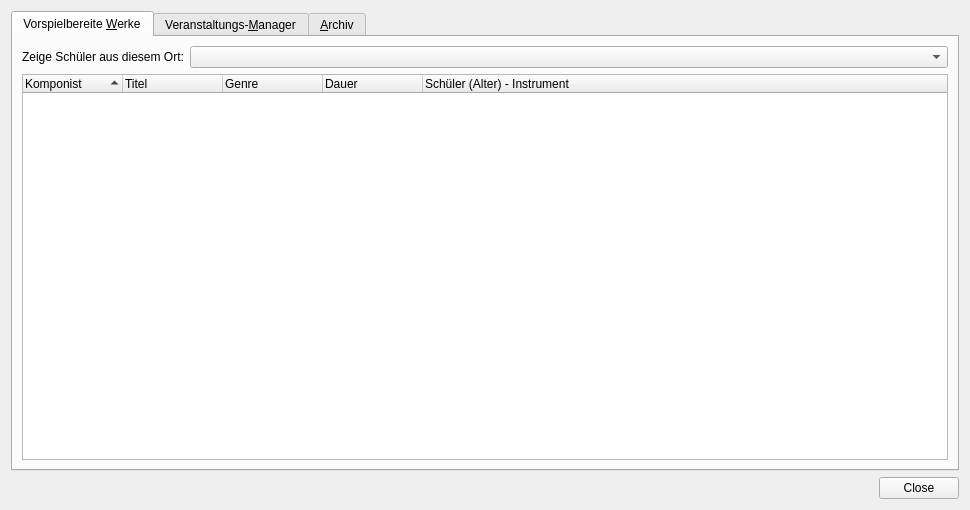
The window that src/gui/concertmanager/concertmanager.ui (doitux/qupil) describes before a commit, drawn with Qt 5.
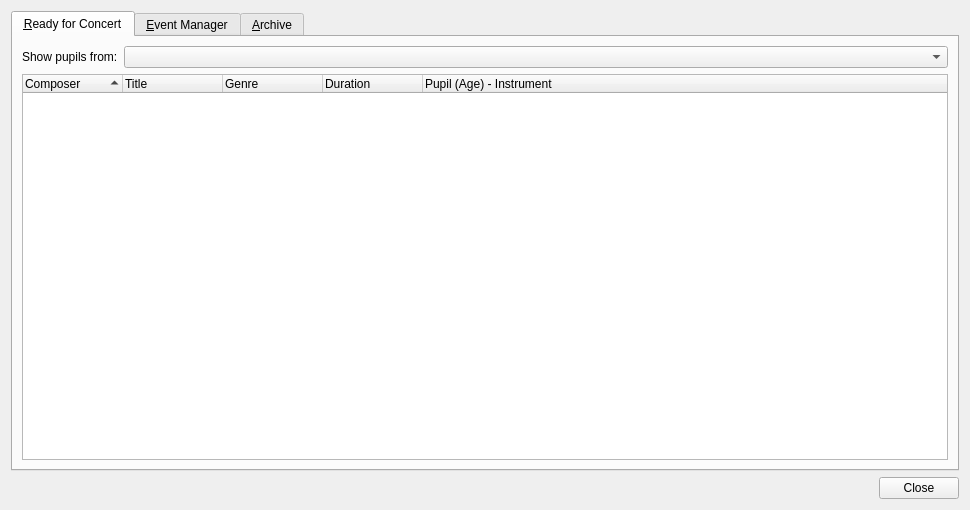
The same window after the commit. Icons and pictures are not drawn.

The edit to the form file:
```diff
--- a/src/gui/concertmanager/concertmanager.ui
+++ b/src/gui/concertmanager/concertmanager.ui
@@ -27,7 +27,7 @@
      </property>
      <widget class="QWidget" name="tab">
       <attribute name="title">
-       <string>Vorspielbereite &amp;Werke</string>
+       <string>&amp;Ready for Concert</string>
       </attribute>
       <layout class="QGridLayout" name="gridLayout_2">
        <item row="0" column="0">
@@ -35,7 +35,7 @@
          <item>
           <widget class="QLabel" name="label">
            <property name="text">
-            <string>Zeige Schüler aus diesem Ort:</string>
+            <string>Show pupils from:</string>
            </property>
           </widget>
          </item>
@@ -76,12 +76,12 @@
          </property>
          <column>
           <property name="text">
-           <string>Komponist</string>
+           <string>Composer</string>
           </property>
          </column>
          <column>
           <property name="text">
-           <string>Titel</string>
+           <string>Title</string>
           </property>
          </column>
          <column>
@@ -91,12 +91,12 @@
          </column>
          <column>
           <property name="text">
-           <string>Dauer</string>
+           <string>Duration</string>
           </property>
          </column>
          <column>
           <property name="text">
-           <string>Schüler (Alter) - Instrument</string>
+           <string>Pupil (Age) - Instrument</string>
           </property>
          </column>
         </widget>
@@ -105,7 +105,7 @@
      </widget>
      <widget class="QWidget" name="tab_2">
       <attribute name="title">
-       <string>Veranstaltungs-&amp;Manager</string>
+       <string>&amp;Event Manager</string>
       </attribute>
       <layout class="QGridLayout" name="gridLayout_3">
        <item row="0" column="0">
@@ -184,7 +184,7 @@
      </widget>
      <widget class="QWidget" name="tab_3">
       <attribute name="title">
-       <string>&amp;Archiv</string>
+       <string>&amp;Archive</string>
       </attribute>
       <layout class="QGridLayout" name="gridLayout_4">
        <item row="0" column="0" rowspan="2">
```
Left out of the diff: 14 changed lines with no effect on the pictures.
